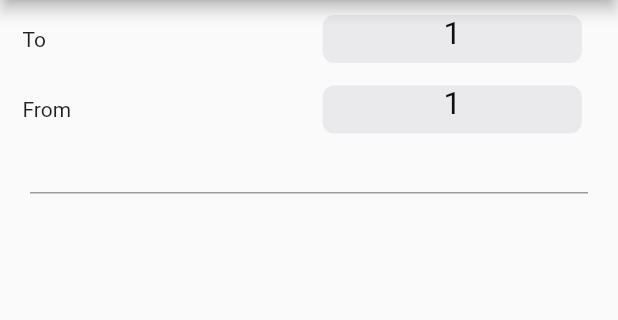
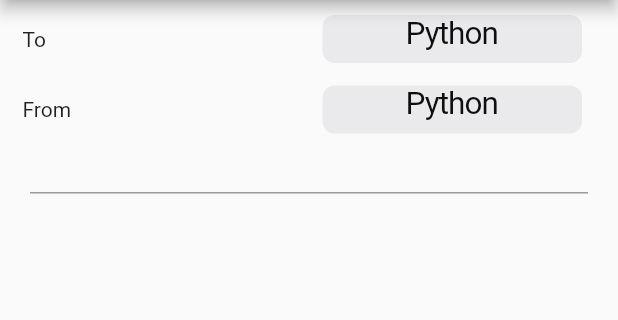
Before and after one commit to CSE-21/Syntaxify, a Flutter app: the screen it shows after launch, on a phone screen of 412 x 824 dp, the part 84-404 px from its top. Run offline on Flutter 3.47's test engine with Material 2 defaults, Android fonts, the phone set to English and light mode, and no system bars.

Commit message:
Added the list of languages

```diff
--- /dev/null
+++ b/lib/lang.dart
@@ -0,0 +1,23 @@
+import 'package:flutter/material.dart';
+
+List<Widget> popLang = [
+  Text("Python"),
+  Text("C"),
+  Text("C++"),
+  Text("Java"),
+  Text("C#"),
+  Text("Visual Basic"),
+  Text("JavaScript"),
+  Text("SQL"),
+  Text("Assembly"),
+  Text("PHP"),
+  Text("Go"),
+  Text("R"),
+  Text("MATLAB"),
+  Text("Pascal"),
+  Text("Swift"),
+  Text("Ruby"),
+  Text("Perl"),
+  Text("Rust"),
+  Text("Flutter")
+];
--- a/lib/screens/home.dart
+++ b/lib/screens/home.dart
@@ -1,5 +1,6 @@
 import 'package:flutter/cupertino.dart';
 import 'package:flutter/material.dart';
+import 'package:syntaxify/lang.dart';
 
 class Home extends StatefulWidget {
   const Home({Key? key}) : super(key: key);
@@ -10,7 +11,7 @@
 
 class _HomeState extends State<Home> {
   @override
-  List<Widget> l =[Text("1"),Text("2"),Text("3")];
+  List<Widget> l = popLang;
   Widget build(BuildContext context) {
     return Scaffold(
       appBar: AppBar(
@@ -20,31 +21,36 @@
       ),
       body: SafeArea(
         child: Container(
-          padding: EdgeInsets.symmetric(vertical: 10,horizontal: 15),
+            padding: EdgeInsets.symmetric(vertical: 10, horizontal: 15),
             child: Column(
               crossAxisAlignment: CrossAxisAlignment.center,
               children: [
                 Row(
                   children: [
+                    Expanded(child: Text('To')),
                     Expanded(
-                      child: Text('To')),
-                  Expanded(
-                    child: CupertinoPicker(itemExtent: 32, onSelectedItemChanged: (selectedIndex) {
+                      child: CupertinoPicker(
+                          itemExtent: 32,
+                          onSelectedItemChanged: (selectedIndex) {
                             print(selectedIndex);
-                    }, children: l),
+                          },
+                          children: l),
                     )
                   ],
                 ),
-              SizedBox(height: 15,)
-              ,
+                SizedBox(
+                  height: 15,
+                ),
                 Row(
                   children: [
+                    Expanded(child: Text('From')),
                     Expanded(
-                      child: Text('From')),
-                  Expanded(
-                    child: CupertinoPicker(itemExtent: 32, onSelectedItemChanged: (selectedIndex) {
+                      child: CupertinoPicker(
+                          itemExtent: 32,
+                          onSelectedItemChanged: (selectedIndex) {
                             print(selectedIndex);
-                    }, children: l),
+                          },
+                          children: l),
                     )
                   ],
                 ),
@@ -52,10 +58,9 @@
                     padding: EdgeInsets.symmetric(horizontal: 5),
                     width: double.maxFinite,
                     height: 40,
-                  child: TextFormField()
+                    child: TextFormField())
               ],
-          )
-        ),
+            )),
       ),
     );
   }
```
Lines whose indentation alone changed are shown as unchanged.
